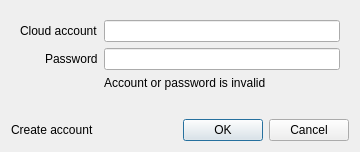
networkoptix/nx_open, file client/src/ui/dialogs/link_to_cloud_dialog.ui: the form before one commit.
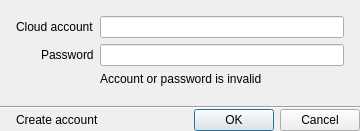
The form after the commit.

Commit message:
Correct margins & spacings for "Link to Cloud" dialog
<==== Mercurial data ====>
Branch: dev_3.0.0_gui

Patch:
```diff
--- a/client/src/ui/dialogs/link_to_cloud_dialog.ui
+++ b/client/src/ui/dialogs/link_to_cloud_dialog.ui
@@ -7,19 +7,46 @@
     <x>0</x>
     <y>0</y>
     <width>360</width>
-    <height>152</height>
+    <height>131</height>
    </rect>
   </property>
   <property name="windowTitle">
    <string>Link to Cloud</string>
   </property>
-  <layout class="QVBoxLayout" name="verticalLayout" stretch="0,1,0">
+  <layout class="QVBoxLayout" name="verticalLayout" stretch="0,1,0,0">
+   <property name="spacing">
+    <number>0</number>
+   </property>
+   <property name="leftMargin">
+    <number>0</number>
+   </property>
+   <property name="topMargin">
+    <number>0</number>
+   </property>
+   <property name="rightMargin">
+    <number>0</number>
+   </property>
+   <property name="bottomMargin">
+    <number>0</number>
+   </property>
    <item>
     <widget class="QWidget" name="credentialsWidget" native="true">
      <layout class="QFormLayout" name="formLayout_2">
       <property name="labelAlignment">
        <set>Qt::AlignRight|Qt::AlignTrailing|Qt::AlignVCenter</set>
       </property>
+      <property name="leftMargin">
+       <number>16</number>
+      </property>
+      <property name="topMargin">
+       <number>16</number>
+      </property>
+      <property name="rightMargin">
+       <number>16</number>
+      </property>
+      <property name="bottomMargin">
+       <number>16</number>
+      </property>
       <item row="2" column="0">
        <widget class="QLabel" name="passwordLabel">
         <property name="text">
@@ -67,8 +94,27 @@
      </property>
     </spacer>
    </item>
+   <item>
+    <widget class="Line" name="line">
+     <property name="orientation">
+      <enum>Qt::Horizontal</enum>
+     </property>
+    </widget>
+   </item>
    <item>
     <layout class="QHBoxLayout" name="horizontalLayout">
+     <property name="leftMargin">
+      <number>16</number>
+     </property>
+     <property name="topMargin">
+      <number>0</number>
+     </property>
+     <property name="rightMargin">
+      <number>0</number>
+     </property>
+     <property name="bottomMargin">
+      <number>0</number>
+     </property>
      <item>
       <widget class="QLabel" name="createAccountLabel">
        <property name="text">
```
